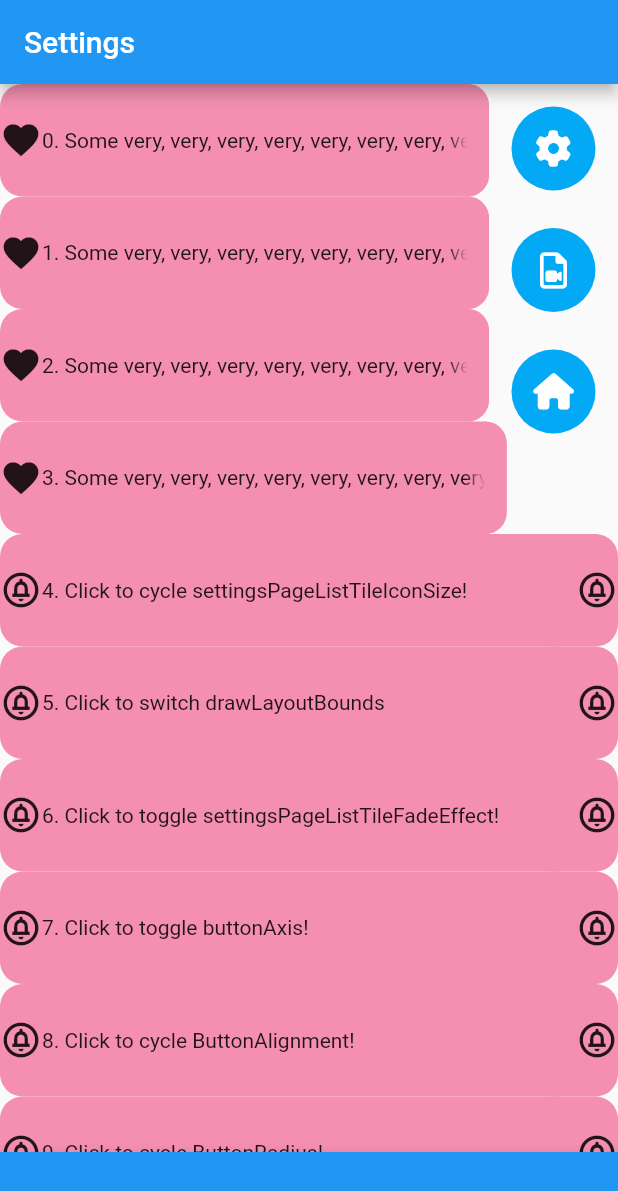
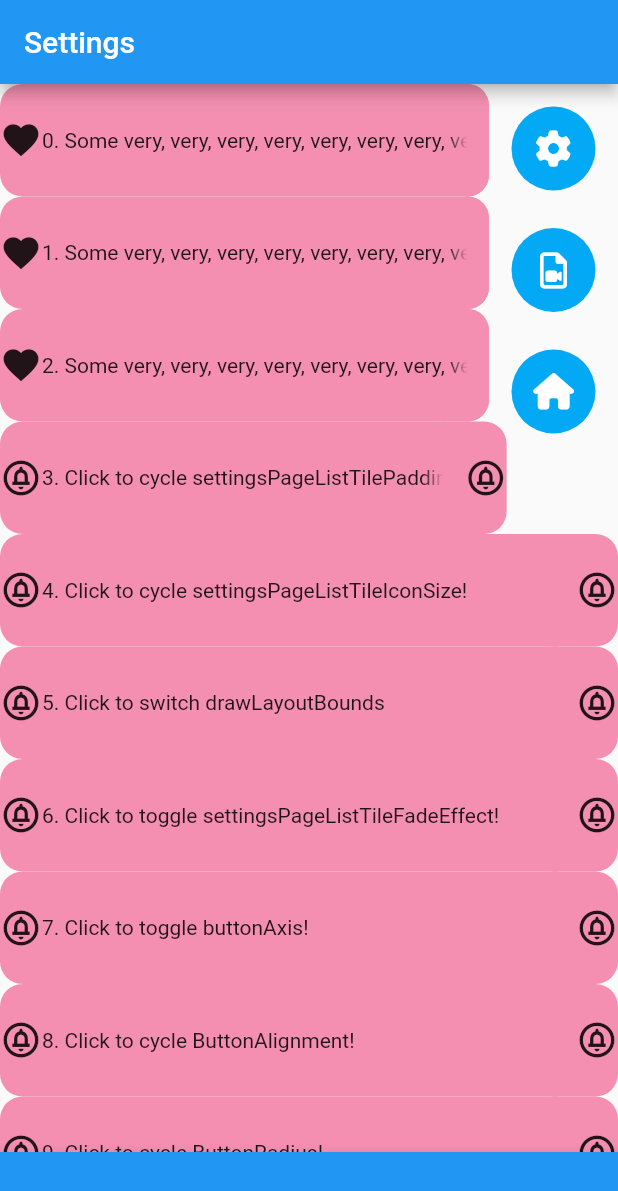
Before and after one commit to BigDeeEss/bu2-kar_kam, a Flutter app: the screen it shows after launch, after a tap on "6. Click to toggle settingsPageListTileF", on a phone screen of 412 x 824 dp. Shown: the top 1191 px of the screen. Run offline on Flutter 3.47's test engine with Material 2 defaults, Android fonts, the phone set to English and light mode, and no system bars; our stand-ins replace font_awesome_flutter, get_it, get_it_mixin, shared_preferences.

Commit message:
Implement persistency of settingsPageListTilePadding user preference through app restarts.

```diff
--- a/lib/app_data.dart
+++ b/lib/app_data.dart
@@ -61,7 +61,7 @@ abstract class AppData extends ChangeNotifier {
   double? settingsPageListTileIconSize;
 
   /// Defines the padding between tiles.
-  double settingsPageListTilePadding = 0.0;
+  double? settingsPageListTilePadding;
 
   /// Defines the tile corner radius.
   double settingsPageListTileRadius = 15.0;
--- a/lib/app_data_service.dart
+++ b/lib/app_data_service.dart
@@ -50,6 +50,8 @@ class AppDataService extends AppData {
           toggleSettingsPageListTileFadeEffect(),
       'settingsPageListTileIconSize': (newValue) =>
           cycleSettingsPageListTileIconSize(),
+      'settingsPageListTilePadding': (newValue) =>
+          cycleSettingsPageListTilePadding(),
     };
 
     // Call the function determined from [map] and update relevant field.
@@ -130,6 +132,30 @@ class AppDataService extends AppData {
         'settingsPageListTileIconSize', settingsPageListTileIconSize);
   }
 
+  /// Cycle and upload a new [settingsPageListTileIconSize]; update
+  /// dependencies.
+  void cycleSettingsPageListTilePadding() {
+    // Define a map which can convert an integer to a double that represents
+    // a value for [settingsPageListTileIconSize].
+    Map<int, double> map = {
+      0: 0.0,
+      1: 2.0,
+      2: 4.0,
+      3: 6.0,
+    };
+
+    // Use [map], its inverse and the modulus operator to cycle
+    // [settingsPageListTileIconSize].
+    int settingsPageListTilePaddingIntRepresentation =
+        map.inverse()[settingsPageListTilePadding]!;
+    settingsPageListTilePadding =
+        map[(settingsPageListTilePaddingIntRepresentation + 1) % map.length]!;
+
+    // Save user preference for [settingsPageListTileIconSize] to storage.
+    setUserPreferences(
+        'settingsPageListTilePadding', settingsPageListTilePadding);
+  }
+
   Future<void> initialiseAppData() async {
     // Get an instance of [SharedPreferences] for retrieving stored data.
     final userPreferences = await SharedPreferences.getInstance();
@@ -168,6 +194,12 @@ class AppDataService extends AppData {
     settingsPageListTileIconSize = settingsPageListTileIconSize ?? 28.0;
     setUserPreferences(
         'settingsPageListTileIconSize', settingsPageListTileIconSize);
+
+    settingsPageListTilePadding =
+        userPreferences.getDouble('settingsPageListTilePadding');
+    settingsPageListTilePadding = settingsPageListTilePadding ?? 0.0;
+    setUserPreferences(
+        'settingsPageListTilePadding', settingsPageListTilePadding);
   }
 
   /// Initiates field variables; only called once after app start.
--- a/lib/settings_page_contents.dart
+++ b/lib/settings_page_contents.dart
@@ -70,7 +70,7 @@ class _SettingsPageContentsState extends State<SettingsPageContents>
     // Generate a temporary list of tiles to build.
     // ToDo: replace temporary list with final version.
     List<Widget> tileList = [
-      ...List<Widget>.generate(4, (int index) {
+      ...List<Widget>.generate(3, (int index) {
         return SettingsPageListTile(
           basePageViewRect:
               basePageViewRect ?? Offset.zero & MediaQuery.of(context).size,
@@ -87,6 +87,30 @@ class _SettingsPageContentsState extends State<SettingsPageContents>
           ),
         );
       }),
+      SettingsPageListTile(
+        basePageViewRect:
+        basePageViewRect ?? Offset.zero & MediaQuery.of(context).size,
+        height: 75.0,
+        index: 3,
+        leading: Icon(
+          Icons.circle_notifications_outlined,
+          size: settingsPageListTileIconSize,
+        ),
+        onTap: (() {
+          // Toggle bool variable in AppModel that controls the fade effect.
+          GetItService.instance<AppData>()
+              .change(identifier: 'settingsPageListTilePadding');
+        }),
+        trailing: Icon(
+          Icons.circle_notifications_outlined,
+          size: settingsPageListTileIconSize,
+        ),
+        widget: const Text(
+          '3. Click to cycle settingsPageListTilePadding!',
+          maxLines: 1,
+          softWrap: false,
+        ),
+      ),
       SettingsPageListTile(
         basePageViewRect:
         basePageViewRect ?? Offset.zero & MediaQuery.of(context).size,
--- a/lib/settings_page_list_tile.dart
+++ b/lib/settings_page_list_tile.dart
@@ -37,7 +37,7 @@ class SettingsPageListTile extends StatelessWidget with GetItMixin {
     }
     double buttonRadius = GetItService.instance<AppData>().buttonRadius!;
     double settingsPageListTilePadding =
-        GetItService.instance<AppData>().settingsPageListTilePadding;
+        GetItService.instance<AppData>().settingsPageListTilePadding!;
     double settingsPageListTileRadius =
         GetItService.instance<AppData>().settingsPageListTileRadius;
 
@@ -369,7 +369,7 @@ class SettingsPageListTile extends StatelessWidget with GetItMixin {
 
     // Watch for changes to [AppData.buttonAlignment] registered with [GetIt].
     double settingsPageListTilePadding =
-        watchOnly((AppData a) => a.settingsPageListTilePadding);
+        watchOnly((AppData a) => a.settingsPageListTilePadding!);
 
     // Watch for changes to [AppData.buttonAlignment] registered with [GetIt].
     double settingsPageListTileRadius =
```
